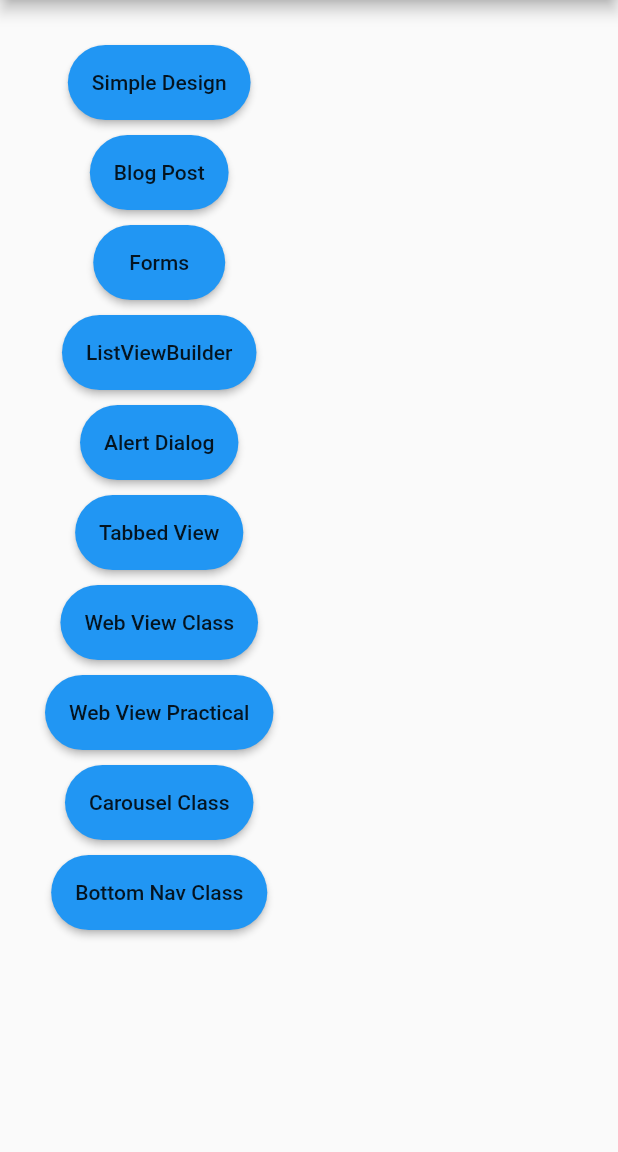
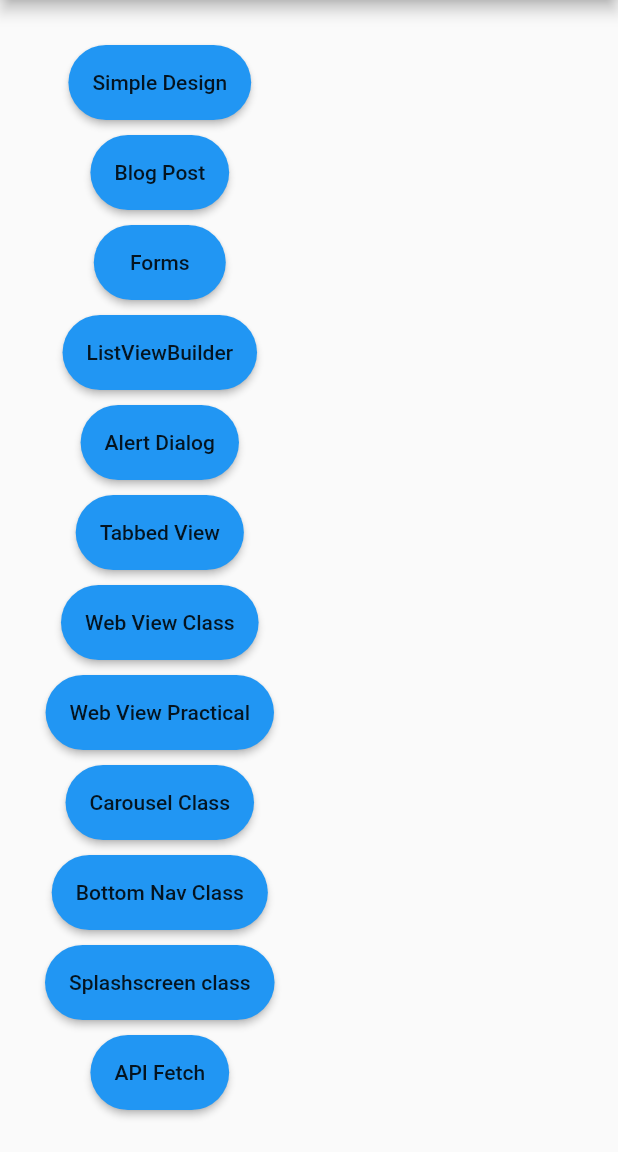
Before and after one commit to Sxmtee/Flutter-Tutorial, a Flutter app: the screen it shows after launch, on a phone screen of 412 x 824 dp, the part 84-1236 px from its top. Run offline on Flutter 3.47's test engine with Material 2 defaults, Android fonts, the phone set to English and light mode, and no system bars; our stand-ins replace carousel_indicator, carousel_slider, email_validator, webview_flutter; missing offline and left inert: regexpattern.

```diff
--- a/lib/main.dart
+++ b/lib/main.dart
@@ -1,10 +1,12 @@
 import 'package:carltutorial/alert_dialog.dart';
+import 'package:carltutorial/api_fetch.dart';
 import 'package:carltutorial/blog_post.dart';
 import 'package:carltutorial/bottomnavclass.dart';
 import 'package:carltutorial/carousel_class.dart';
 import 'package:carltutorial/forms.dart';
 import 'package:carltutorial/listview_builder.dart';
 import 'package:carltutorial/simple_design.dart';
+import 'package:carltutorial/splashscreen.dart';
 import 'package:carltutorial/tabbed_view.dart';
 import 'package:carltutorial/webview_class.dart';
 import 'package:carltutorial/webview_practical.dart';
@@ -204,6 +206,38 @@ class Home extends StatelessWidget {
               const SizedBox(
                 height: 10,
               ),
+              //Splashscreen
+              MaterialButton(
+                onPressed: () {
+                  var route = MaterialPageRoute(
+                    builder: (context) => const SplashScreen(),
+                  );
+                  Navigator.push(context, route);
+                },
+                color: Colors.blue,
+                height: 50,
+                shape: const StadiumBorder(),
+                child: const Text("Splashscreen class"),
+              ),
+              const SizedBox(
+                height: 10,
+              ),
+              //ApiFetch
+              MaterialButton(
+                onPressed: () {
+                  var route = MaterialPageRoute(
+                    builder: (context) => const ApiFetch(),
+                  );
+                  Navigator.push(context, route);
+                },
+                color: Colors.blue,
+                height: 50,
+                shape: const StadiumBorder(),
+                child: const Text("API Fetch"),
+              ),
+              const SizedBox(
+                height: 10,
+              ),
             ],
           ),
         ),
--- a/pubspec.yaml
+++ b/pubspec.yaml
@@ -39,6 +39,7 @@ dependencies:
   regexpattern: ^2.1.0
   carousel_slider: ^4.2.1
   carousel_indicator: ^1.0.6
+  http: ^0.13.6
 
 dev_dependencies:
   flutter_test:
```
Also changed, not shown: lib/api_fetch.dart (added, +75 -0 lines), pubspec.lock, 1 other file.
